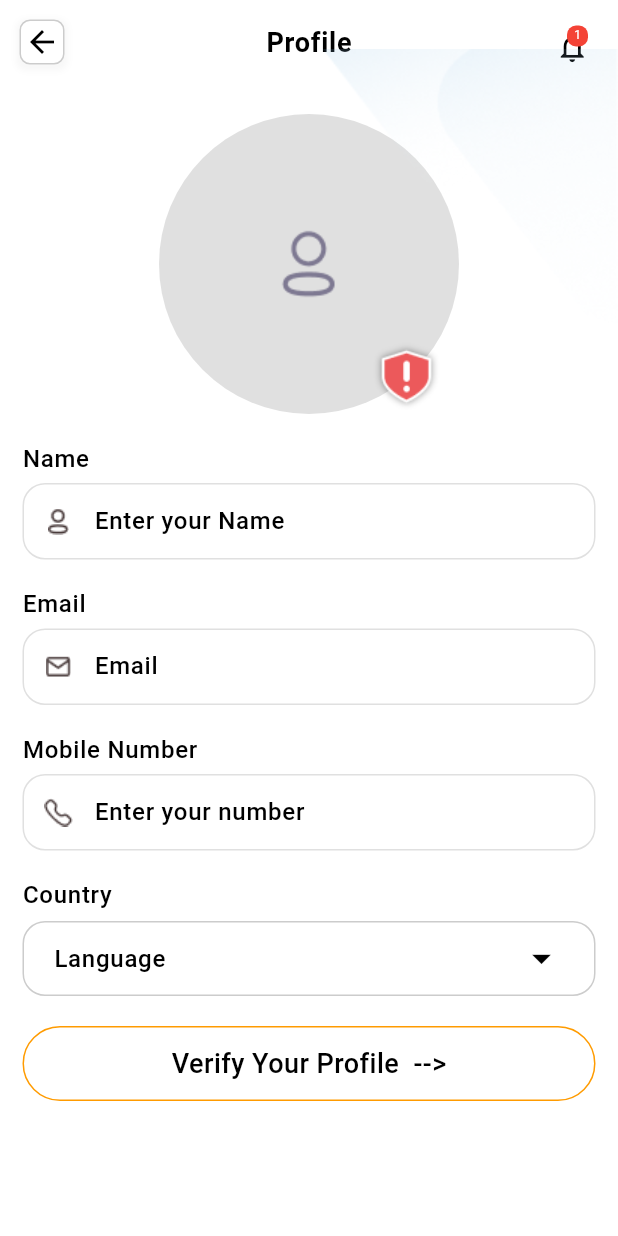
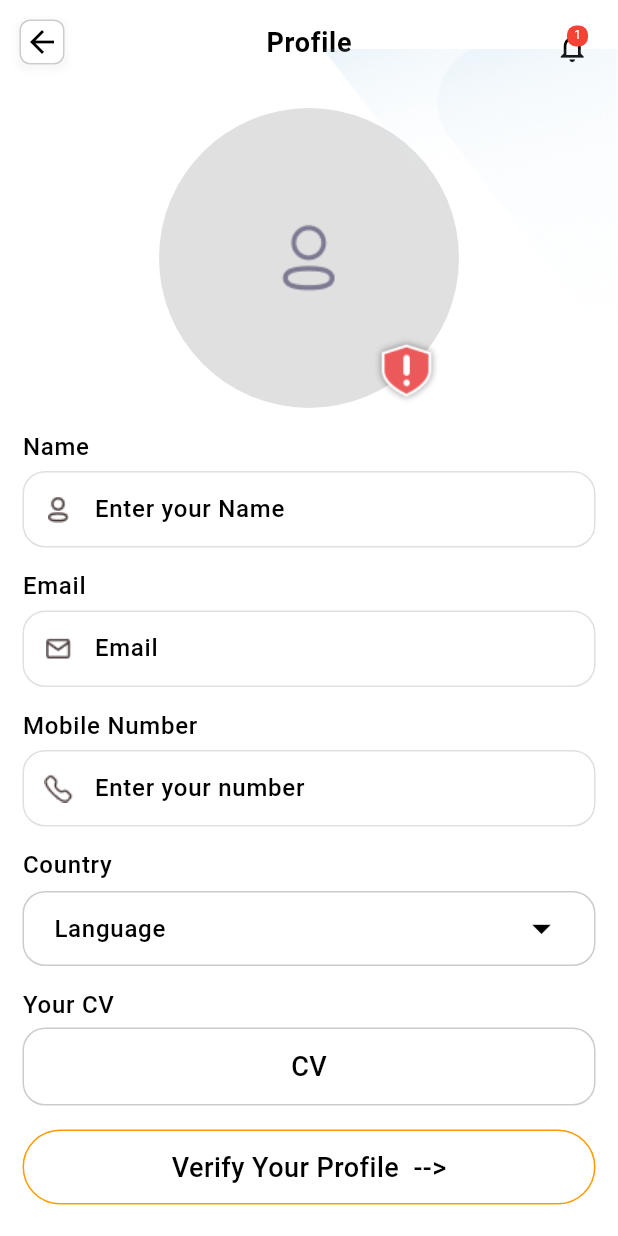
Before and after one commit to jsmac2022/nm24latest_code, a Flutter app: the ProfilePage screen opened directly, on a phone screen of 412 x 824 dp. Run offline on Flutter 3.47's test engine with Material 2 defaults, Android fonts, the light colour scheme and no system bars; our stand-ins replace carousel_slider, custom_radio_grouped_button, dio, firebase_core, firebase_messaging, flutter_local_notifications and 15 more; missing offline and left inert: otp_timer_button, twilio_phone_verify; accounts and stored records are empty; Roboto replaces fonts that are missing (Nunito).

Commit message:
uplode cv

```diff
--- a/lib/main.dart
+++ b/lib/main.dart
@@ -9,6 +9,7 @@ import 'package:nm24/common/appbar/appbarmodal.dart';
 import 'package:nm24/common/bottomnavbar/bottomnavbar.dart';
 import 'package:nm24/common/bottomnavbar/bottomnavbar_modelpage.dart';
 import 'package:nm24/complete%20profile/completeprofilemodelpage.dart';
+import 'package:nm24/complete%20profile/upload%20cv/uploadcv_modelpage.dart';
 import 'package:nm24/dashboard/dashboardmodelpage.dart';
 import 'package:nm24/dashboard/filtterscreen/filtterscreenmodal.dart';
 import 'package:nm24/forgetpass/enter%20email%20page1/forgetpassmodelpage.dart';
@@ -116,6 +117,8 @@ void main() async {
       ChangeNotifierProvider(
           create: (context) => OtpVerifyModelPage()
       ),
+      ChangeNotifierProvider(create: (context) => UploadCVModelPage()
+      ),
 
       ],child:const MyApp() ,)
     );
--- a/lib/profile/profilepage.dart
+++ b/lib/profile/profilepage.dart
@@ -37,17 +37,19 @@ class ProfilePage extends StatelessWidget {
                     keyboardDismissBehavior: ScrollViewKeyboardDismissBehavior.onDrag,
                     child: Column(
                       children: [
-                        sizedboxheight(20.0),
+                        sizedboxheight(16.0), // 20.0
                         profilepic(),
-                        sizedboxheight(20.0),
+                        sizedboxheight(16.0),
                         profilefullname(),
-                        sizedboxheight(20.0),
+                        sizedboxheight(16.0),
                         profileemail(),
-                        sizedboxheight(20.0),
+                        sizedboxheight(16.0),
                         profilemobile(),
-                        sizedboxheight(20.0),
+                        sizedboxheight(16.0),
                         languagedropdown(context, model),
-                        sizedboxheight(20.0),
+                        sizedboxheight(16.0),
+                        profileCv(context, model), //new code for cv section  26-9-22
+                        sizedboxheight(16.0),
                         verifybtn(),
                       ],
                     ),
@@ -55,7 +57,7 @@ class ProfilePage extends StatelessWidget {
                 }),
               ),
             ),
-  bgplaceholder()
+            bgplaceholder()
           ],
         ),
       ),
--- a/lib/profile/profilewidgetpage.dart
+++ b/lib/profile/profilewidgetpage.dart
@@ -8,6 +8,7 @@ import 'package:nm24/common/formtextfield/mytextfield.dart';
 import 'package:nm24/common/formtextfield/validations_field.dart';
 import 'package:nm24/common/styles/const.dart';
 import 'package:nm24/complete%20profile/completeprofilepage.dart';
+import 'package:nm24/complete%20profile/upload%20cv/upload_cvpage.dart';
 
 Widget profilepic() {
   return SizedBox(
@@ -157,3 +158,38 @@ Widget verifybtn() {
     borderColor: colorredlight,
   );
 }
+
+
+///new code 26 sept
+Widget profileCv(BuildContext context, model) {
+  return Column(
+    crossAxisAlignment: CrossAxisAlignment.start,
+    children: [
+      Text(
+        'Your CV',
+        style: textstyletitleHeading6(context),
+      ),
+      sizedboxheight(6.0),
+      Container(
+        padding: EdgeInsets.symmetric(horizontal: 20),
+        width: deviceWidth(context, 1.0),
+        decoration: BoxDecoration(borderRadius: BorderRadius.circular(15),
+            border: borderCustom()),
+        child: Align(
+          alignment : Alignment.topLeft,
+          child: Button(
+          onPressed: () {
+          Get.to(() => UploadCVPage());},
+            buttonName: 'CV',
+             textColor: colorblack,
+             btnColor: colorWhite,
+             elevation: 0,
+             borderRadius: borderRadiuscircular(12.0),
+             // borderColor: Colors.cyanAccent,
+          ),
+        ),
+
+      ),
+    ],
+  );
+}
```
Also changed, not shown: lib/complete profile/upload cv/upload_cvpage.dart (added, +46 -0 lines), lib/complete profile/upload cv/upload_widgetpage.dart (added, +195 -0 lines), lib/complete profile/upload cv/uploadcv_modelpage.dart (added, +7 -0 lines).
